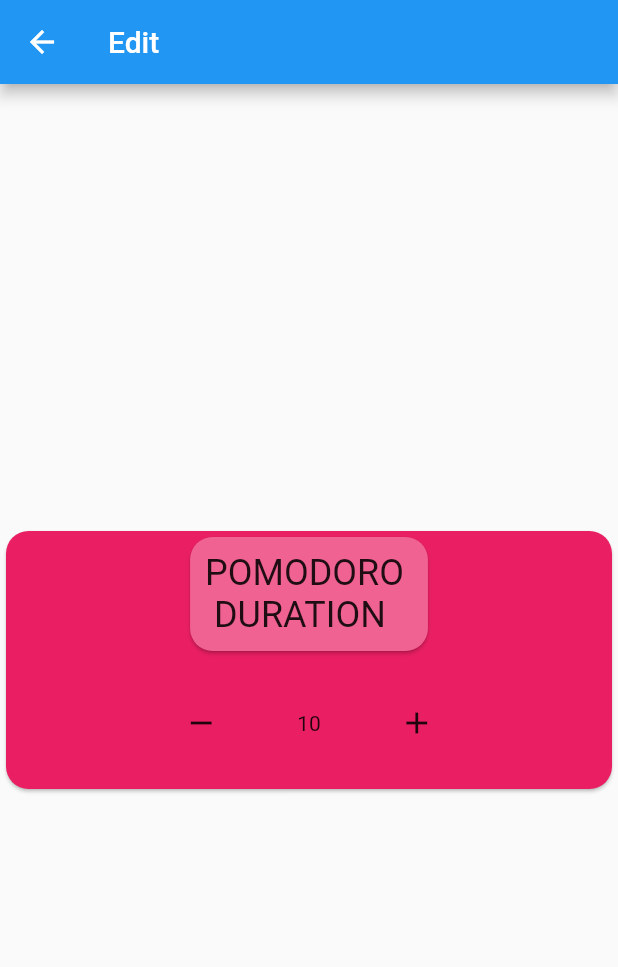
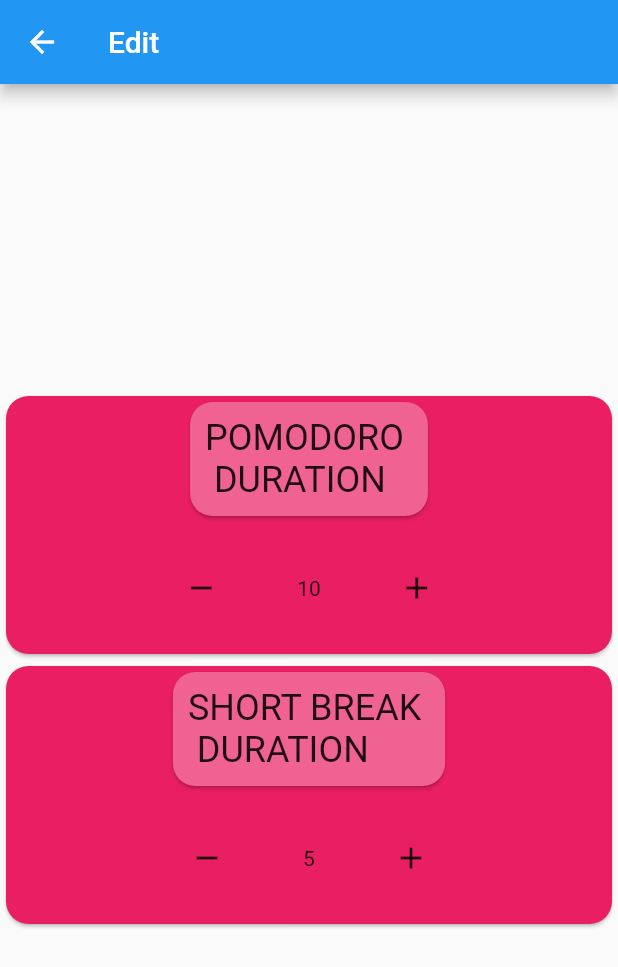
Before and after one commit to anhar-x/Pomodoro-Flutter, a Flutter app: the EditPage screen opened directly, on a phone screen of 412 x 824 dp. Shown: the top 967 px of the screen. Run offline on Flutter 3.47's test engine with Material 2 defaults, Android fonts, the phone set to English and light mode, and no system bars; our stand-ins replace audioplayers, circular_countdown_timer, shared_preferences; accounts and stored records are empty.

Commit message:
Added short break in edit_page

```diff
--- a/lib/main.dart
+++ b/lib/main.dart
@@ -12,6 +12,9 @@ void main() async{
   runApp(MyApp());
   if(prefs.getInt('pomodoro') == null){
     await prefs.setInt('pomodoro', 10);
+  }
+  if(prefs.getInt('short_break') == null){
+    await prefs.setInt('short_break', 5);
   }
 }
 
--- a/lib/pages/edit_page.dart
+++ b/lib/pages/edit_page.dart
@@ -17,9 +17,11 @@ class _EditPageState extends State<EditPage> {
 
   _editPage() {
     int pomodoro = prefs.getInt('pomodoro');
+    int shortBreak = prefs.getInt('short_break');
     return Column(
       mainAxisAlignment: MainAxisAlignment.center,
       children: [
+        //POMODORO
         Card(
           shape: RoundedRectangleBorder(
             borderRadius: BorderRadius.circular(15.0),
@@ -74,7 +76,65 @@ class _EditPageState extends State<EditPage> {
                 ],
               ),
             ],
-            )),
+          ),
+        ),
+        //SHORT BREAK
+        Card(
+          shape: RoundedRectangleBorder(
+            borderRadius: BorderRadius.circular(15.0),
+          ),
+          color: Colors.pink,
+          child: Column(
+            children: [
+              Card(
+                shape: RoundedRectangleBorder(
+                  borderRadius: BorderRadius.circular(15.0),
+                ),
+                color: Colors.pink[300],
+                child: Padding(
+                  padding: EdgeInsets.all(10),
+                  child: Text('SHORT BREAK \n DURATION',
+                      style: TextStyle(fontSize: 24)),
+                ),
+              ),
+              Row(
+                mainAxisAlignment: MainAxisAlignment.center,
+                children: [
+                  Padding(
+                    padding: EdgeInsets.all(20),
+                    child: IconButton(
+                      icon: Icon(Icons.remove),
+                      onPressed: () async {
+                        if (shortBreak > 1) {
+                          setState(() {
+                            shortBreak--;
+                          });
+                          await prefs.setInt('short_break', shortBreak);
+                        }
+                      },
+                    ),
+                  ),
+                  Padding(
+                    padding: EdgeInsets.all(20),
+                    child: Text('$shortBreak'),
+                  ),
+                  Padding(
+                    padding: EdgeInsets.all(20),
+                    child: IconButton(
+                      icon: Icon(Icons.add),
+                      onPressed: () async {
+                        setState(() {
+                          shortBreak++;
+                        });
+                        await prefs.setInt('short_break', shortBreak);
+                      },
+                    ),
+                  ),
+                ],
+              ),
+            ],
+          ),
+        ),
       ],
     );
   }
```
Lines whose indentation alone changed are shown as unchanged.
